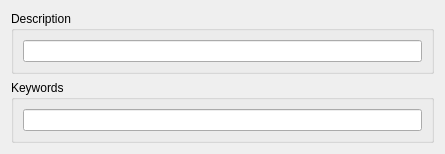
First picture: the form in Include/icmpstr/CRegistryPropEditorComp.ui, repository ImagingTools/acf, before the edit.
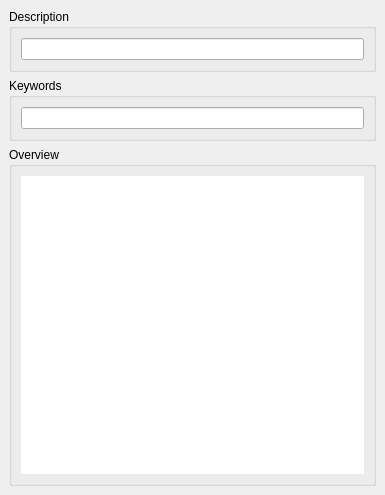
Second picture: the form after the edit. Icons and pictures are not drawn.

Commit message: registry property view extended. Small other corrections.

```diff
--- a/Include/icmpstr/CRegistryPropEditorComp.ui
+++ b/Include/icmpstr/CRegistryPropEditorComp.ui
@@ -6,8 +6,8 @@
    <rect>
     <x>0</x>
     <y>0</y>
-    <width>445</width>
-    <height>144</height>
+    <width>385</width>
+    <height>495</height>
    </rect>
   </property>
   <property name="windowTitle">
@@ -17,7 +17,10 @@
    <iconset resource="../iqtgui/iqtgui.qrc">
     <normaloff>:/Icons/AcfLogo.svg</normaloff>:/Icons/AcfLogo.svg</iconset>
   </property>
-  <layout class="QVBoxLayout" name="verticalLayout_3">
+  <layout class="QVBoxLayout" name="verticalLayout_4">
+   <property name="margin">
+    <number>9</number>
+   </property>
    <item>
     <widget class="QGroupBox" name="groupBox">
      <property name="title">
@@ -42,6 +45,59 @@
      </layout>
     </widget>
    </item>
+   <item>
+    <widget class="QGroupBox" name="groupBox_3">
+     <property name="title">
+      <string>Overview</string>
+     </property>
+     <layout class="QVBoxLayout" name="verticalLayout_3">
+      <item>
+       <widget class="QTreeWidget" name="OverviewTree">
+        <property name="enabled">
+         <bool>true</bool>
+        </property>
+        <property name="focusPolicy">
+         <enum>Qt::NoFocus</enum>
+        </property>
+        <property name="frameShape">
+         <enum>QFrame::NoFrame</enum>
+        </property>
+        <property name="verticalScrollBarPolicy">
+         <enum>Qt::ScrollBarAsNeeded</enum>
+        </property>
+        <property name="horizontalScrollBarPolicy">
+         <enum>Qt::ScrollBarAsNeeded</enum>
+        </property>
+        <property name="selectionMode">
+         <enum>QAbstractItemView::NoSelection</enum>
+        </property>
+        <property name="rootIsDecorated">
+         <bool>false</bool>
+        </property>
+        <property name="allColumnsShowFocus">
+         <bool>true</bool>
+        </property>
+        <property name="columnCount">
+         <number>2</number>
+        </property>
+        <attribute name="headerVisible">
+         <bool>false</bool>
+        </attribute>
+        <column>
+         <property name="text">
+          <string notr="true">1</string>
+         </property>
+        </column>
+        <column>
+         <property name="text">
+          <string notr="true">2</string>
+         </property>
+        </column>
+       </widget>
+      </item>
+     </layout>
+    </widget>
+   </item>
   </layout>
  </widget>
  <resources>
```
The commit also changes 5 other files.
